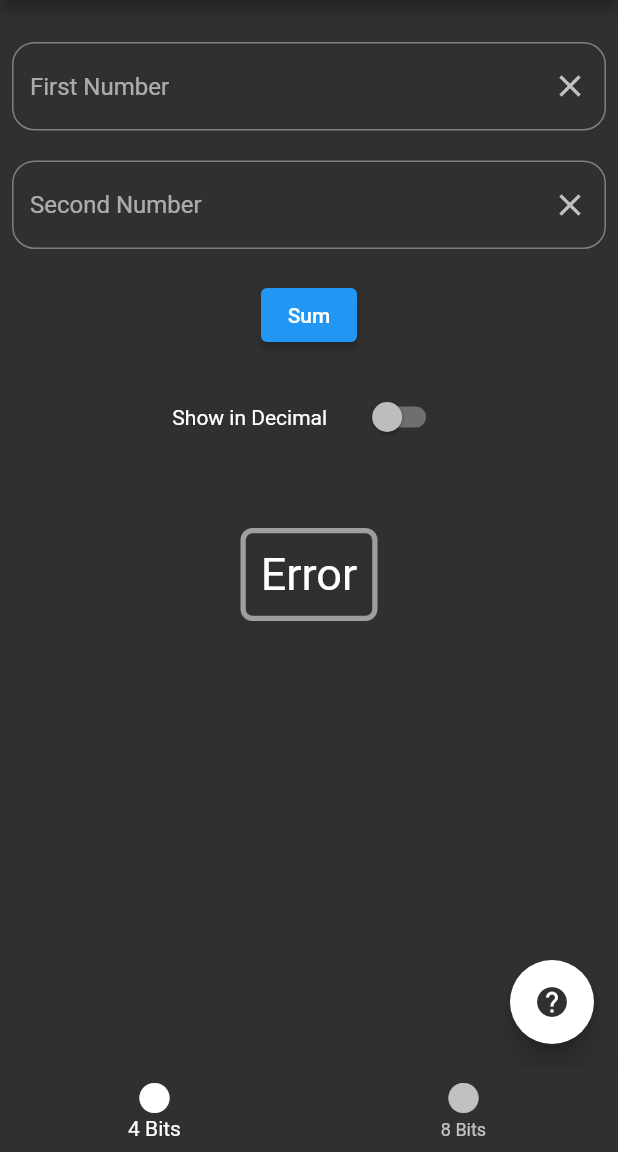
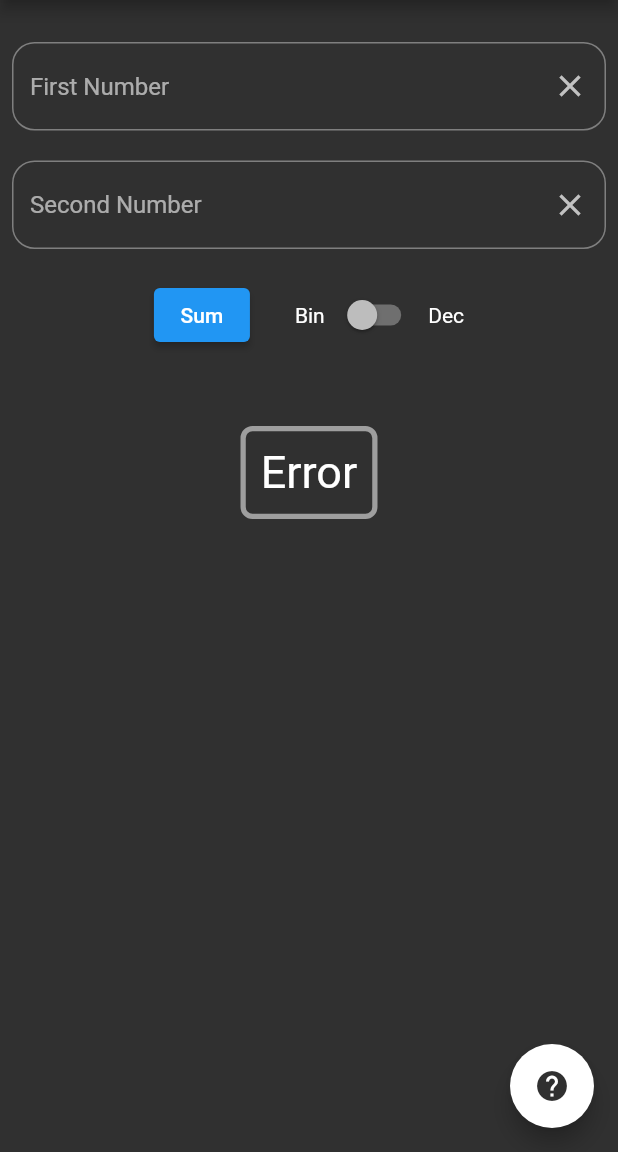
Before and after one commit to nick747/f_bit_calculator, a Flutter app: the screen it shows after launch, after a tap on "Sum", on a phone screen of 412 x 824 dp, the part 84-1236 px from its top. Run offline on Flutter 3.47's test engine with Material 2 defaults, Android fonts, the light colour scheme and no system bars; our stand-ins replace google_fonts; Roboto replaces fonts that are missing (Fira Mono).

Commit message:
United the 2 pages in one

```diff
--- a/lib/main.dart
+++ b/lib/main.dart
@@ -3,6 +3,7 @@ import 'package:google_fonts/google_fonts.dart';
 import './views/eight_bit.dart';
 import './views/four_bit.dart';
 import 'dart:convert';
+
 void main() {
   runApp(const MyApp());
 }
@@ -31,18 +32,10 @@ class MyHomePage extends StatefulWidget {
 }
 
 class _MyHomePageState extends State<MyHomePage> {
-
-int _currentIndex = 0;
-  static List<Widget> pages = <Widget>[
-    const FourBit(),
-    const EightBit(),
-  ];
-
-  void _onItemTapped(int index) {
-    setState(() {
-      _currentIndex = index;
-    });
-  }
+  final bin_1 = TextEditingController();
+  final bin_2 = TextEditingController();
+  bool showDecimal = false;
+  bool pressed = false;
 
   @override
   Widget build(BuildContext context) {
@@ -51,25 +44,157 @@ int _currentIndex = 0;
         title: const Text('Bits-Adder'),
         centerTitle: true,
       ),
-
-      body: pages[_currentIndex],
-
-      bottomNavigationBar: BottomNavigationBar(
-        currentIndex: _currentIndex,
-        onTap: _onItemTapped,
-        selectedItemColor: Colors.white,
-        items: const <BottomNavigationBarItem>[
-          BottomNavigationBarItem(
-            icon: Icon(Icons.circle),
-            label: '4 Bits',
-          ),
-          BottomNavigationBarItem(
-            icon: Icon(Icons.circle),
-            label: '8 Bits',
-          ),
-        ],
+      body: Padding(
+        padding: const EdgeInsets.all(8.0),
+        child: Column(
+          children: [
+            const SizedBox(
+              height: 20,
+            ),
+            TextField(
+              controller: bin_1,
+              decoration: InputDecoration(
+                suffixIcon: IconButton(
+                  onPressed: bin_1.clear,
+                  icon: const Icon(Icons.clear),
+                ),
+                hintText: 'First Number',
+                border: OutlineInputBorder(
+                  borderRadius: BorderRadius.circular(15.00),
+                ),
+              ),
+            ),
+            const SizedBox(
+              height: 20,
+            ),
+            TextField(
+              controller: bin_2,
+              decoration: InputDecoration(
+                suffixIcon: IconButton(
+                  onPressed: bin_2.clear,
+                  icon: const Icon(Icons.clear),
+                ),
+                hintText: 'Second Number',
+                border: OutlineInputBorder(
+                  borderRadius: BorderRadius.circular(15.00),
+                ),
+              ),
+            ),
+            const SizedBox(
+              height: 20,
+            ),
+            Row(
+              mainAxisAlignment: MainAxisAlignment.center,
+              children: [
+                ElevatedButton(
+                  child: const Text('Sum'),
+                  onPressed: () {
+                    pressed = true;
+                    setState(() {});
+                  },
+                ),
+                const SizedBox(
+                  width: 30,
+                ),
+                const Text('Bin'),
+                const SizedBox(
+                  width: 5,
+                ),
+                Switch(
+                  value: showDecimal,
+                  onChanged: (value) {
+                    setState(() {
+                      showDecimal = value;
+                    });
+                  },
+                ),
+                const SizedBox(
+                  width: 5,
+                ),
+                const Text('Dec'),
+              ],
+            ),
+            const SizedBox(
+              height: 50,
+            ),
+            Container(
+              padding: const EdgeInsets.all(10.0),
+              decoration: BoxDecoration(
+                border: Border.all(
+                  width: 3.5,
+                  color: pressed ? Colors.grey : Colors.white,
+                ),
+                borderRadius: BorderRadius.circular(8),
+              ),
+              child: Text(
+                pressed
+                    ? showDecimal
+                        ? decimalSum(bin_1.text, bin_2.text).toString()
+                        : binarySum(bin_1.text, bin_2.text)
+                    : 'Insert a number',
+                style: TextStyle(
+                    fontSize: 30,
+                    fontFamily: GoogleFonts.getFont('Fira Mono').fontFamily),
+              ),
+            ),
+          ],
+        ),
+      ),
+      floatingActionButton: FloatingActionButton(
+        child: Icon(
+          Icons.help,
+          color: Colors.grey[850],
+        ),
+        backgroundColor: Colors.white,
+        onPressed: () {
+          showDialog(
+            context: context,
+            builder: (BuildContext context) {
+              return AlertDialog(
+                title: const Text('Help'),
+                content: const Text(
+                    'To sum two binary numbers insert them in the textfield (the least significant digit should be on the right), for example: \n 10111001 + 11000101.'),
+                actions: <Widget>[
+                  ElevatedButton(
+                    child: const Text('Close'),
+                    onPressed: () {
+                      Navigator.of(context).pop();
+                    },
+                  ),
+                ],
+              );
+            },
+          );
+        },
       ),
     );
   }
+}
 
+bool isBinary(String s) {
+  RegExp regex = RegExp(r'^[01]+$');
+  return regex.hasMatch(s);
 }
+
+String binarySum(String a, String b) {
+  if (!isBinary(a) || !isBinary(b)) {
+    return 'Error';
+  }
+
+  int aInt = int.parse(a, radix: 2);
+  int bInt = int.parse(b, radix: 2);
+  int sumInt = aInt + bInt;
+  String sumString = sumInt.toRadixString(2).padLeft(4, '0');
+  return sumString;
+}
+
+int? decimalSum(String a, String b) {
+  if (!isBinary(a) || !isBinary(b)) {
+    return null;
+  }
+
+  int aInt = int.parse(a, radix: 2);
+  int bInt = int.parse(b, radix: 2);
+  int sumInt = aInt + bInt;
+  return sumInt;
+}
```
